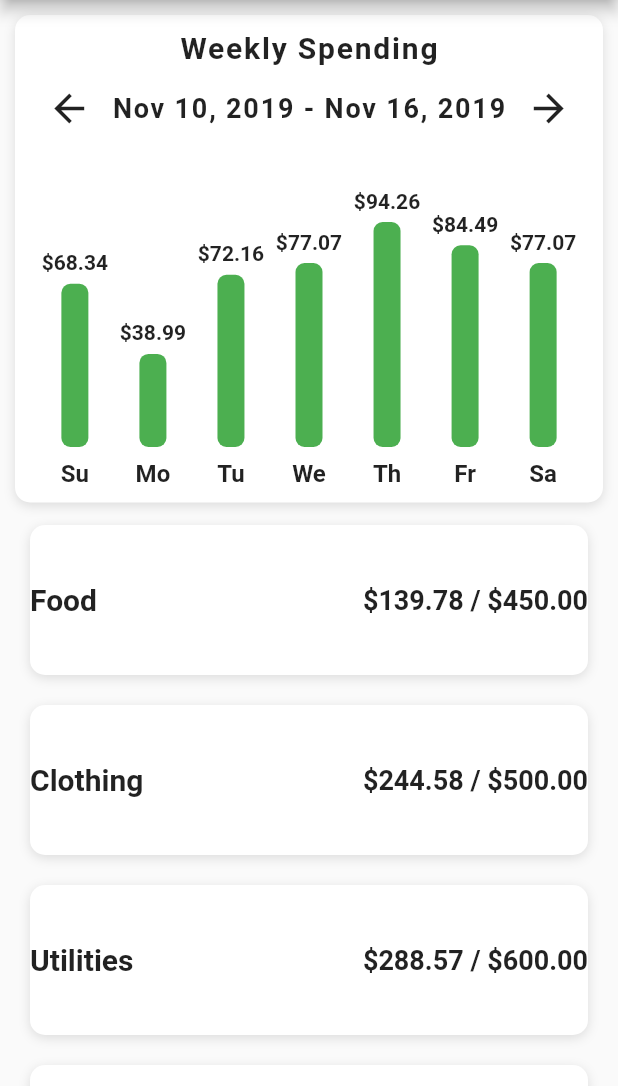
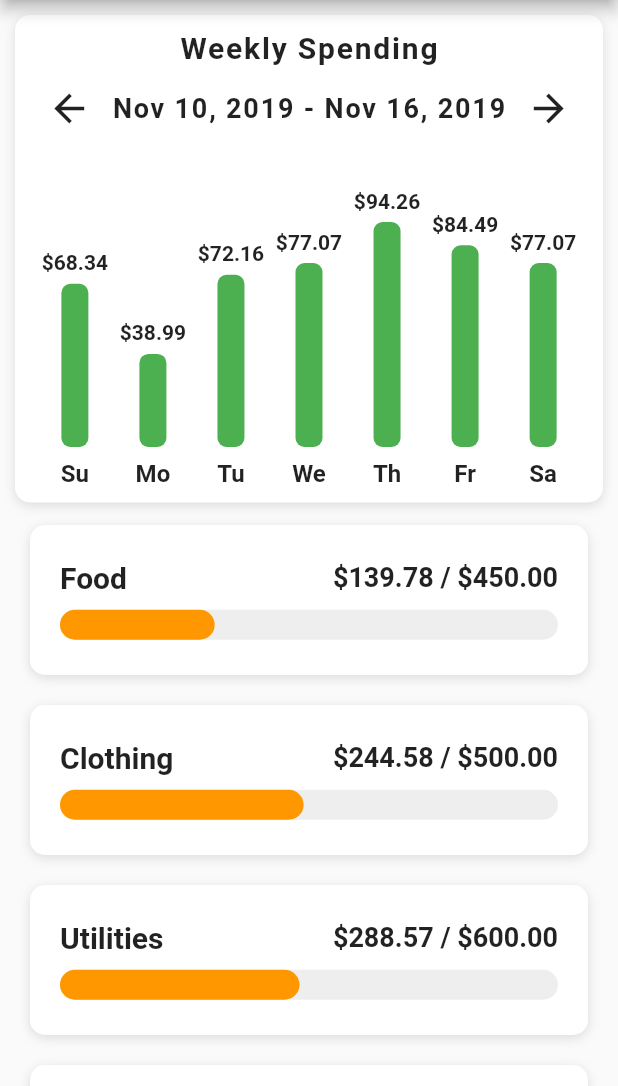
Before and after one commit to DitoCahyaPratama/flutter-budget, a Flutter app: the screen it shows after launch, on a phone screen of 412 x 824 dp, the part 150-1236 px from its top. Run offline on Flutter 3.47's test engine with Material 2 defaults, Android fonts, the phone set to English and light mode, and no system bars.

Commit message:
Create Layout Builder for Remaining Money Bars

```diff
--- /dev/null
+++ b/lib/helpers/color_helper.dart
@@ -0,0 +1,11 @@
+
+import 'package:flutter/material.dart';
+
+Color getColor(BuildContext context, double percent){
+  if( percent >= 0.50 ){
+    return Theme.of(context).primaryColor;
+  }else if ( percent >= 0.25 ){
+    return Colors.orange;
+  }
+  return Colors.red;
+}
--- a/lib/screens/home_screen.dart
+++ b/lib/screens/home_screen.dart
@@ -1,4 +1,5 @@
 import 'package:flutter/material.dart';
+import 'package:flutter_budget_ui/helpers/color_helper.dart';
 import 'package:flutter_budget_ui/widgets/bar_chart.dart';
 
 import '../data/data.dart';
@@ -14,6 +15,7 @@ class _HomeScreenState extends State<HomeScreen> {
   _buildCategory(Category category, double totalAmountSpent) {
     return Container(
       margin: EdgeInsets.symmetric(horizontal: 20.0, vertical: 10.0),
+      padding: EdgeInsets.all(20.0),
       height: 100.0,
       width: double.infinity,
       decoration: BoxDecoration(
@@ -48,6 +50,39 @@ class _HomeScreenState extends State<HomeScreen> {
                 ),
               ),
             ],
+          ),
+          SizedBox(height: 10.0),
+          LayoutBuilder(
+            builder: (BuildContext context, BoxConstraints constraints) {
+
+              final double maxBarWidth = constraints.maxWidth;
+              final double percent = (category.maxAmount - totalAmountSpent) / category.maxAmount;
+              double barWidth = percent * maxBarWidth;
+
+              if(barWidth < 0){
+                barWidth = 0;
+              }
+
+              return Stack(
+                children: <Widget>[
+                  Container(
+                    height: 20.0,
+                    decoration: BoxDecoration(
+                      color: Colors.grey[200],
+                      borderRadius: BorderRadius.circular(15.0),
+                    ),
+                  ),
+                  Container(
+                    height: 20.0,
+                    width: barWidth,
+                    decoration: BoxDecoration(
+                      color: getColor(context, percent),
+                      borderRadius: BorderRadius.circular(15.0),
+                    ),
+                  )
+                ],
+              );
+            },
           )
         ],
       ),
```
